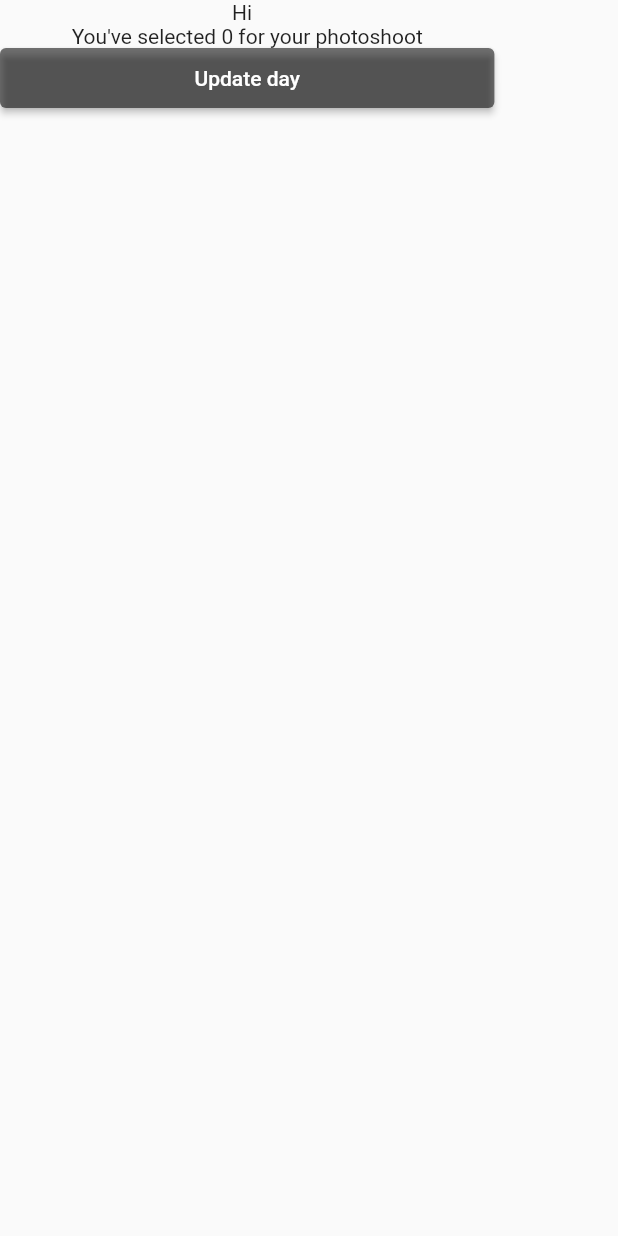
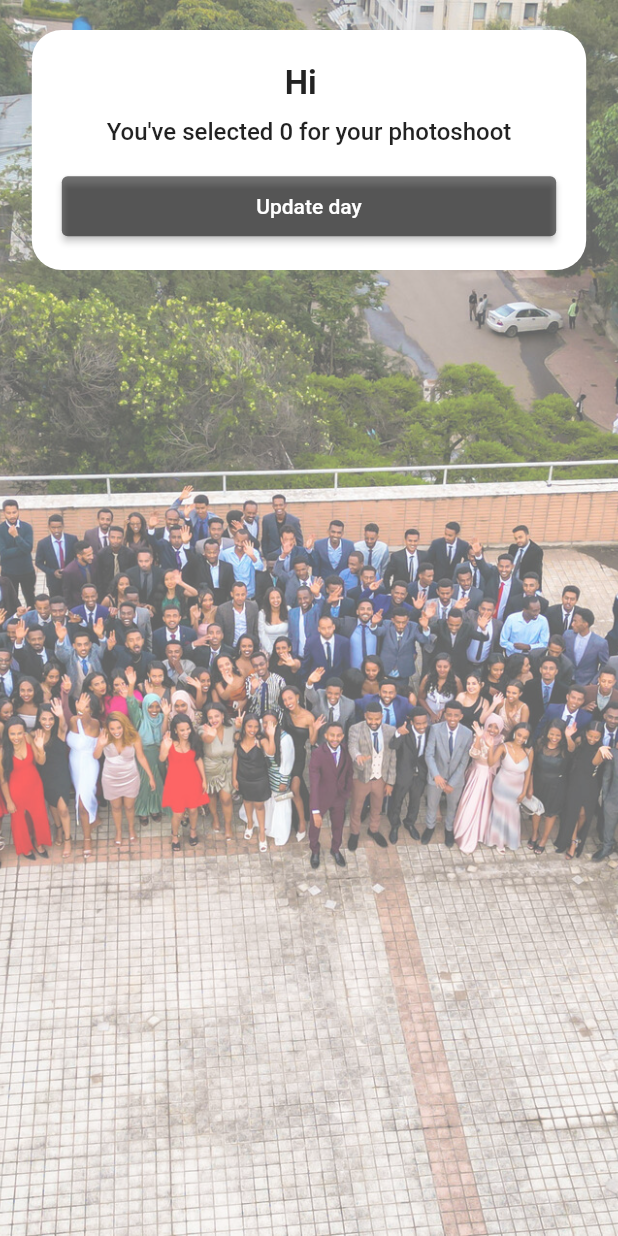
Before and after one commit to ephrem-del/black_lion_2023, a Flutter app: the HomeScreen screen opened directly with empty values, on a phone screen of 412 x 824 dp. Run offline on Flutter 3.47's test engine with Material 2 defaults, Android fonts, the phone set to English and light mode, and no system bars; our stand-ins replace cloud_firestore, firebase_auth, firebase_core, get, logger, permission_handler and 1 more; missing offline and left inert: flutter_inappwebview; accounts and stored records are empty.

Commit message:
updates in ui

```diff
--- a/lib/views/home_screen/home_screen.dart
+++ b/lib/views/home_screen/home_screen.dart
@@ -1,5 +1,7 @@
 import 'package:black_lion_2023/views/home_screen/home_screen_model.dart';
 import 'package:black_lion_2023/views/update_screen/update_screen.dart';
+import 'package:black_lion_2023/widgets/background_container.dart';
+import 'package:black_lion_2023/widgets/background_image.dart';
 import 'package:black_lion_2023/widgets/custom_button.dart';
 import 'package:flutter/material.dart';
 import 'package:flutter_inappwebview/flutter_inappwebview.dart';
@@ -30,15 +32,44 @@ class _HomeScreenState extends State<HomeScreen> {late final HomeScreenModel _mo
   @override
   Widget build(BuildContext context) {
     return Scaffold(
-      body: SafeArea(
-          child: Column(
+      body: Stack(
         children: [
-          Text('Hi ${widget.student.firstName} ${widget.student.lastName}'),
-          Text(
-              'You\'ve selected ${widget.student.dateSelected} for your photoshoot'),
-          CustomButton(
-              loading: _model.loading, onPressed: update, title: 'Update day'),
-        ],)
+          BackgroundImage(),
+          SafeArea(
+              child: Align(
+                alignment: Alignment.topCenter,
+                child: Padding(
+                  padding: const EdgeInsets.all(20.0),
+                  child: BackgroundContainer(
+                    child: SizedBox(
+                      height: 120,
+                      child: Column(
+                        mainAxisAlignment: MainAxisAlignment.center,
+                                children: [
+                      Text('Hi ${widget.student.firstName} ${widget.student.lastName}',
+                      style: TextStyle(
+                        fontSize: 22,
+                        fontWeight: FontWeight.w600,
+                      ),
+                      ),
+                      SizedBox(height: 10,),
+                      Text(
+                          'You\'ve selected ${widget.student.dateSelected} for your photoshoot',
+                          style: TextStyle(
+                            fontSize: 16,
+                            fontWeight: FontWeight.w500
+                          ),
+                          ),
+                          SizedBox(height: 20,),
+                      CustomButton(
+                          loading: _model.loading, onPressed: update, title: 'Update day'),
+                                ],),
+                    ),
+                  ),
+                ),
+              )
+          ),
+        ],
       ),
     );
   }
--- a/lib/views/update_screen/update_screen.dart
+++ b/lib/views/update_screen/update_screen.dart
@@ -1,5 +1,7 @@
 import 'package:black_lion_2023/views/home_screen/home_screen.dart';
 import 'package:black_lion_2023/views/update_screen/update_screen_model.dart';
+import 'package:black_lion_2023/widgets/background_container.dart';
+import 'package:black_lion_2023/widgets/background_image.dart';
 import 'package:black_lion_2023/widgets/custom_button.dart';
 import 'package:flutter/material.dart';
 import 'package:get/get.dart';
@@ -43,7 +45,18 @@ class _UpdateScreenState extends State<UpdateScreen> {
   @override
   Widget build(BuildContext context) {
     return Scaffold(
-      body: SafeArea(
+
+      body: Stack(
+        children: [
+          BackgroundImage(),
+          SafeArea(
+            child: Align(
+              alignment: Alignment.topCenter,
+              child: Padding(
+                padding: const EdgeInsets.all(20.0),
+                child: BackgroundContainer(
+                  child: SizedBox(
+                    height: 120,
                     child: Column(
                       children: [
                         DropdownMenu(
@@ -60,11 +73,18 @@ class _UpdateScreenState extends State<UpdateScreen> {
                           },
                           initialSelection: _model.dates[widget.student.dateSelected - 1],
                         ),
+                        SizedBox(height: 20,),
                         CustomButton(
                             loading: _model.loading, onPressed: update, title: 'Update')
                       ],
                     ),
                   ),
+                ),
+              ),
+            ),
+          ),
+        ],
+      ),
     );
   }
 }
--- /dev/null
+++ b/lib/widgets/background_image.dart
@@ -0,0 +1,20 @@
+import 'package:flutter/material.dart';
+
+class BackgroundImage extends StatelessWidget {
+  const BackgroundImage({super.key});
+
+  @override
+  Widget build(BuildContext context) {
+    return SizedBox(
+      width: double.infinity,
+      height: double.infinity,
+      child: Opacity(
+        opacity: 0.6,
+        child: Image.asset(
+          fit: BoxFit.fitHeight,
+          'assets/images/background1.jpeg',
+        ),
+      ),
+    );
+  }
+}
```
Also changed, not shown: assets/images/background1.jpeg (added). Lines whose indentation alone changed are shown as unchanged.
